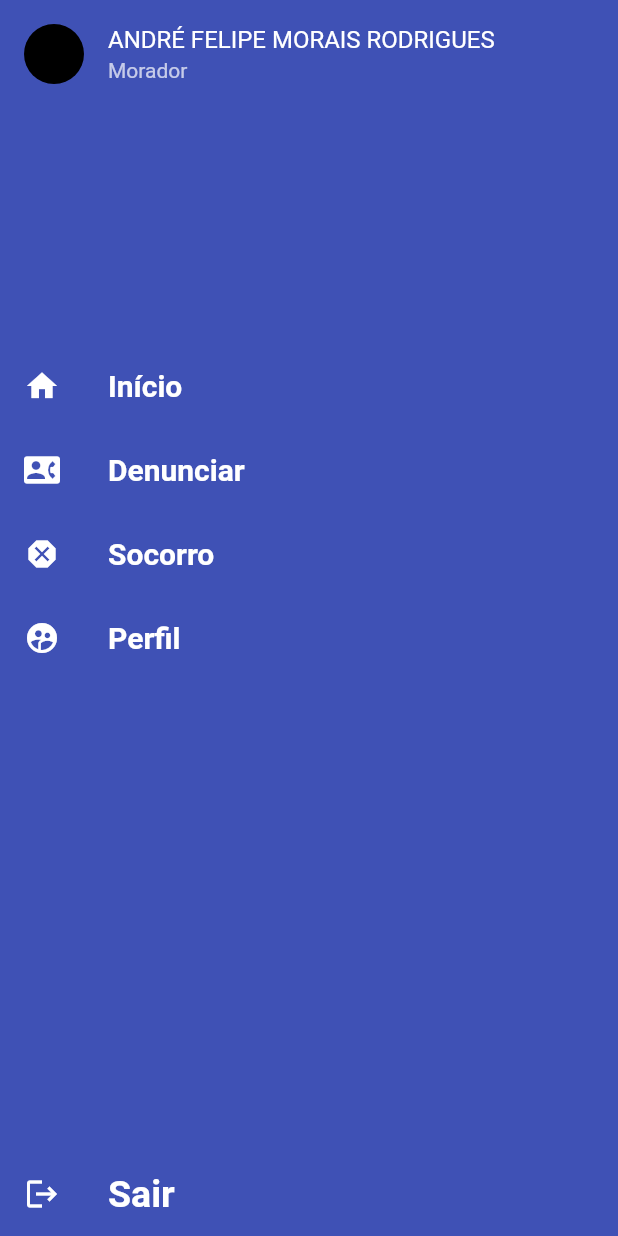
After one commit to andreganda/APP_VITORIA_FORTE_FLUTTER, a Flutter app: the MenuPage screen opened directly, on a phone screen of 412 x 824 dp. The commit adds this screen. Run offline on Flutter 3.47's test engine with Material 2 defaults, Android fonts, the phone set to English and light mode, and no system bars; our stand-ins replace brasil_fields, flutter_zoom_drawer.

Commit message:
Criação do menu irado.

```diff
--- /dev/null
+++ b/lib/Model/menu_item.dart
@@ -0,0 +1,8 @@
+import 'package:flutter/material.dart';
+
+class MenuItem {
+  final String title;
+  final IconData icon;
+
+  const MenuItem(this.title, this.icon);
+}
--- a/lib/main.dart
+++ b/lib/main.dart
@@ -1,5 +1,5 @@
 import 'package:flutter/material.dart';
-import 'package:vitoria_forte/pages/login-page.dart';
+import 'package:vitoria_forte/pages/login/login-page.dart';
 
 void main() {
   runApp(MyApp());
--- /dev/null
+++ b/lib/pages/menu/menu-page.dart
@@ -0,0 +1,83 @@
+import 'package:flutter/material.dart';
+import 'package:vitoria_forte/Model/menu_item.dart';
+import 'package:vitoria_forte/pages/login/login-page.dart';
+
+class MenuItems {
+  static const home = MenuItem('Início', Icons.home);
+  static const botaoPanico = MenuItem('Socorro', Icons.dangerous);
+  static const denuncia = MenuItem('Denunciar', Icons.contact_phone);
+  static const perfil = MenuItem('Perfil', Icons.supervised_user_circle_sharp);
+
+  static const all = <MenuItem>[home, denuncia, botaoPanico, perfil];
+}
+
+class MenuPage extends StatelessWidget {
+  final MenuItem currentItem;
+  final ValueChanged<MenuItem> onSelectedItem;
+
+  const MenuPage({
+    Key key,
+    this.currentItem,
+    this.onSelectedItem,
+  }) : super(key: key);
+
+  @override
+  Widget build(BuildContext context) {
+    return Theme(
+      data: ThemeData.dark(),
+      child: Scaffold(
+        backgroundColor: Colors.indigo,
+        body: SafeArea(
+          child: Column(
+            crossAxisAlignment: CrossAxisAlignment.start,
+            children: [
+              ListTile(
+                leading: CircleAvatar(),
+                title: Text("ANDRÉ FELIPE MORAIS RODRIGUES"),
+                subtitle: Text("Morador"),
+              ),
+              Spacer(),
+              ...MenuItems.all.map(buildMenuItem).toList(),
+              Spacer(
+                flex: 2,
+              ),
+              buildBtnLogout(context)
+            ],
+          ),
+        ),
+      ),
+    );
+  }
+
+  Widget buildMenuItem(MenuItem item) => ListTileTheme(
+        child: ListTile(
+          selected: currentItem == item,
+          selectedTileColor: Colors.black12,
+          title: Text(
+            item.title,
+            style: TextStyle(fontSize: 20, fontWeight: FontWeight.bold),
+          ),
+          onTap: () {
+            onSelectedItem(item);
+          },
+          leading: Icon(
+            item.icon,
+          ),
+        ),
+      );
+
+  Widget buildBtnLogout(BuildContext context) => ListTileTheme(
+        child: ListTile(
+          selectedTileColor: Colors.black12,
+          title: Text(
+            "Sair",
+            style: TextStyle(fontSize: 25, fontWeight: FontWeight.bold),
+          ),
+          onTap: () {
+            Navigator.of(context).pushReplacement(
+                MaterialPageRoute(builder: (context) => LoginPage()));
+          },
+          leading: Icon(Icons.logout),
+        ),
+      );
+}
--- a/pubspec.yaml
+++ b/pubspec.yaml
@@ -25,6 +25,7 @@ dependencies:
     sdk: flutter
   http: ^0.12.2
   brasil_fields: 0.6.1
+  flutter_zoom_drawer: ^1.0.5
 
   # The following adds the Cupertino Icons font to your application.
   # Use with the CupertinoIcons class for iOS style icons.
```
Also changed, not shown: lib/pages/Perfil/perfil-page.dart (added, +22 -0 lines), lib/pages/denunciar/denunciar-page.dart (added, +19 -0 lines), lib/pages/home/home-page.dart (added, +22 -0 lines), lib/pages/index.dart (added, +52 -0 lines), lib/pages/login/login-page.dart (renamed from lib/pages/login-page.dart, +29 -20 lines), lib/pages/panico/botao-panico.dart (added, +114 -0 lines), lib/widget/menu-widget.dart (added, +15 -0 lines), lib/pages/login/novo-usuario.dart (renamed from lib/pages/novo-usuario.dart), pubspec.lock.
